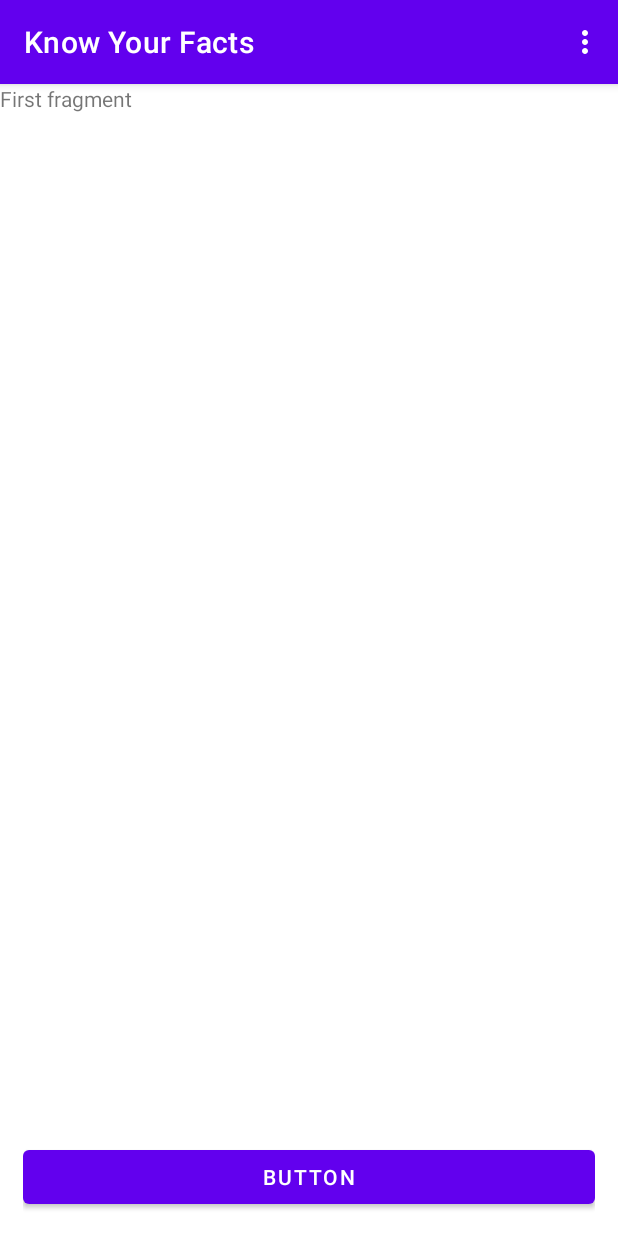
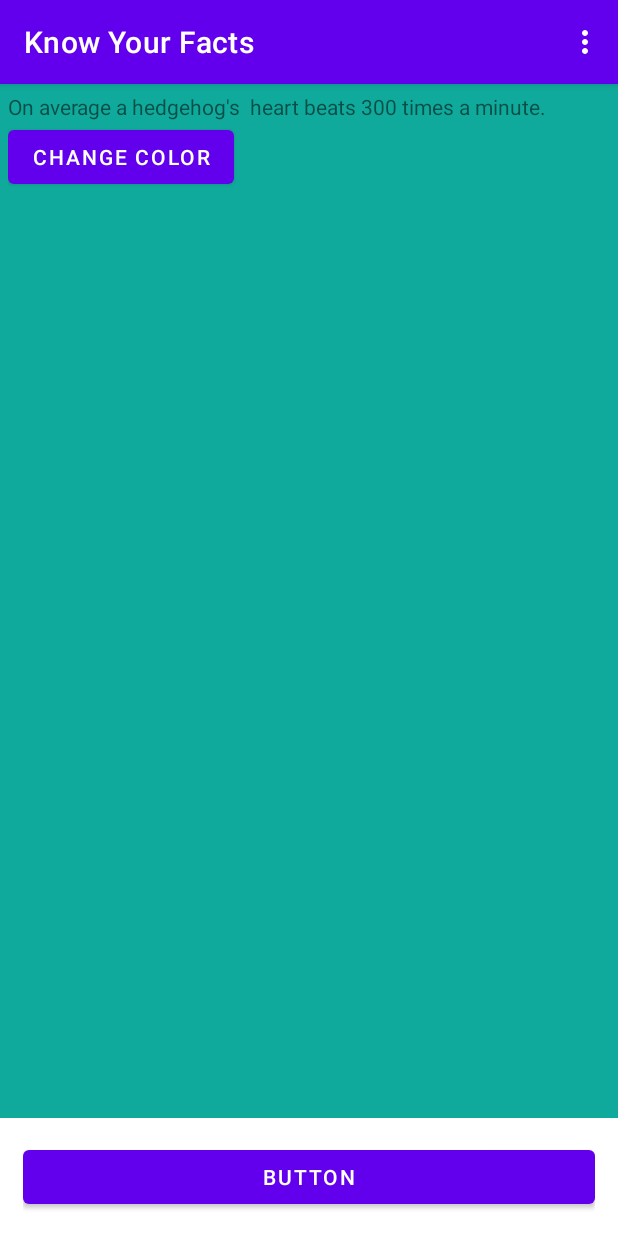
Before and after one commit to ys2409/KnowYourFacts, an Android app: the screen it shows after launch (MainActivity), on a phone screen of 412 x 824 dp. Run offline under Robolectric (Android 15) with nearby library versions, the phone set to English and light mode, and no system bars.

Commit message:
Complete fragment_1.xml and Fragment1

```diff
--- a/app/src/main/java/com/myapplicationdev/android/knowyourfacts/Fragment1.java
+++ b/app/src/main/java/com/myapplicationdev/android/knowyourfacts/Fragment1.java
@@ -7,47 +7,46 @@ import androidx.fragment.app.Fragment;
 import android.view.LayoutInflater;
 import android.view.View;
 import android.view.ViewGroup;
+import android.widget.Button;
+import android.widget.LinearLayout;
+import android.widget.TextView;
 
+import java.util.ArrayList;
+import java.util.Random;
 
 public class Fragment1 extends Fragment {
 
-    // TODO: Rename parameter arguments, choose names that match
-    // the fragment initialization parameters, e.g. ARG_ITEM_NUMBER
-    private static final String ARG_PARAM1 = "param1";
-    private static final String ARG_PARAM2 = "param2";
-
-    // TODO: Rename and change types of parameters
-    private String mParam1;
-    private String mParam2;
-
-    public Fragment1() {
-        // Required empty public constructor
-    }
-
-
-    // TODO: Rename and change types and number of parameters
-    public static Fragment1 newInstance(String param1, String param2) {
-        Fragment1 fragment = new Fragment1();
-        Bundle args = new Bundle();
-        args.putString(ARG_PARAM1, param1);
-        args.putString(ARG_PARAM2, param2);
-        fragment.setArguments(args);
-        return fragment;
-    }
+    Button btnChangeBg;
+    TextView tv;
+    ArrayList<Integer> colorlist;
 
     @Override
     public void onCreate(Bundle savedInstanceState) {
         super.onCreate(savedInstanceState);
-        if (getArguments() != null) {
-            mParam1 = getArguments().getString(ARG_PARAM1);
-            mParam2 = getArguments().getString(ARG_PARAM2);
-        }
+        colorlist = new ArrayList<>();
+        colorlist.add(android.R.color.holo_blue_bright);
+        colorlist.add(android.R.color.holo_purple);
+        colorlist.add(android.R.color.holo_green_dark);
+        colorlist.add(android.R.color.holo_red_dark);
+        colorlist.add(android.R.color.holo_orange_light);
+        colorlist.add(android.R.color.holo_blue_light);
     }
 
     @Override
     public View onCreateView(LayoutInflater inflater, ViewGroup container,
                              Bundle savedInstanceState) {
-        // Inflate the layout for this fragment
-        return inflater.inflate(R.layout.fragment_1, container, false);
+        View view = inflater.inflate(R.layout.fragment_1, container, false);
+        tv = view.findViewById(R.id.tv);
+        btnChangeBg = view.findViewById(R.id.btnChangeColor);
+
+        btnChangeBg.setOnClickListener(new View.OnClickListener() {
+            @Override
+            public void onClick(View v) {
+                Random r = new Random();
+                int i1 = r.nextInt(5);
+                view.setBackgroundColor(getResources().getColor(colorlist.get(i1)));
+            }
+        });
+        return view;
     }
 }
--- a/app/src/main/res/layout/fragment_1.xml
+++ b/app/src/main/res/layout/fragment_1.xml
@@ -1,14 +1,23 @@
 <?xml version="1.0" encoding="utf-8"?>
-<FrameLayout xmlns:android="http://schemas.android.com/apk/res/android"
+<LinearLayout xmlns:android="http://schemas.android.com/apk/res/android"
+    xmlns:app="http://schemas.android.com/apk/res-auto"
     xmlns:tools="http://schemas.android.com/tools"
     android:layout_width="match_parent"
     android:layout_height="match_parent"
-    tools:context=".Fragment1">
+    android:background="#10AA9C"
+    android:orientation="vertical"
+    tools:context=".MainActivity"
+    android:padding="5dp">
 
-    <!-- TODO: Update blank fragment layout -->
     <TextView
+        android:id="@+id/tv"
         android:layout_width="match_parent"
-        android:layout_height="match_parent"
-        android:text="First fragment" />
+        android:layout_height="wrap_content"
+        android:text="On average a hedgehog's  heart beats 300 times a minute." />
 
-</FrameLayout>
+    <Button
+        android:id="@+id/btnChangeColor"
+        android:layout_width="wrap_content"
+        android:layout_height="wrap_content"
+        android:text="change color" />
+</LinearLayout>
```
